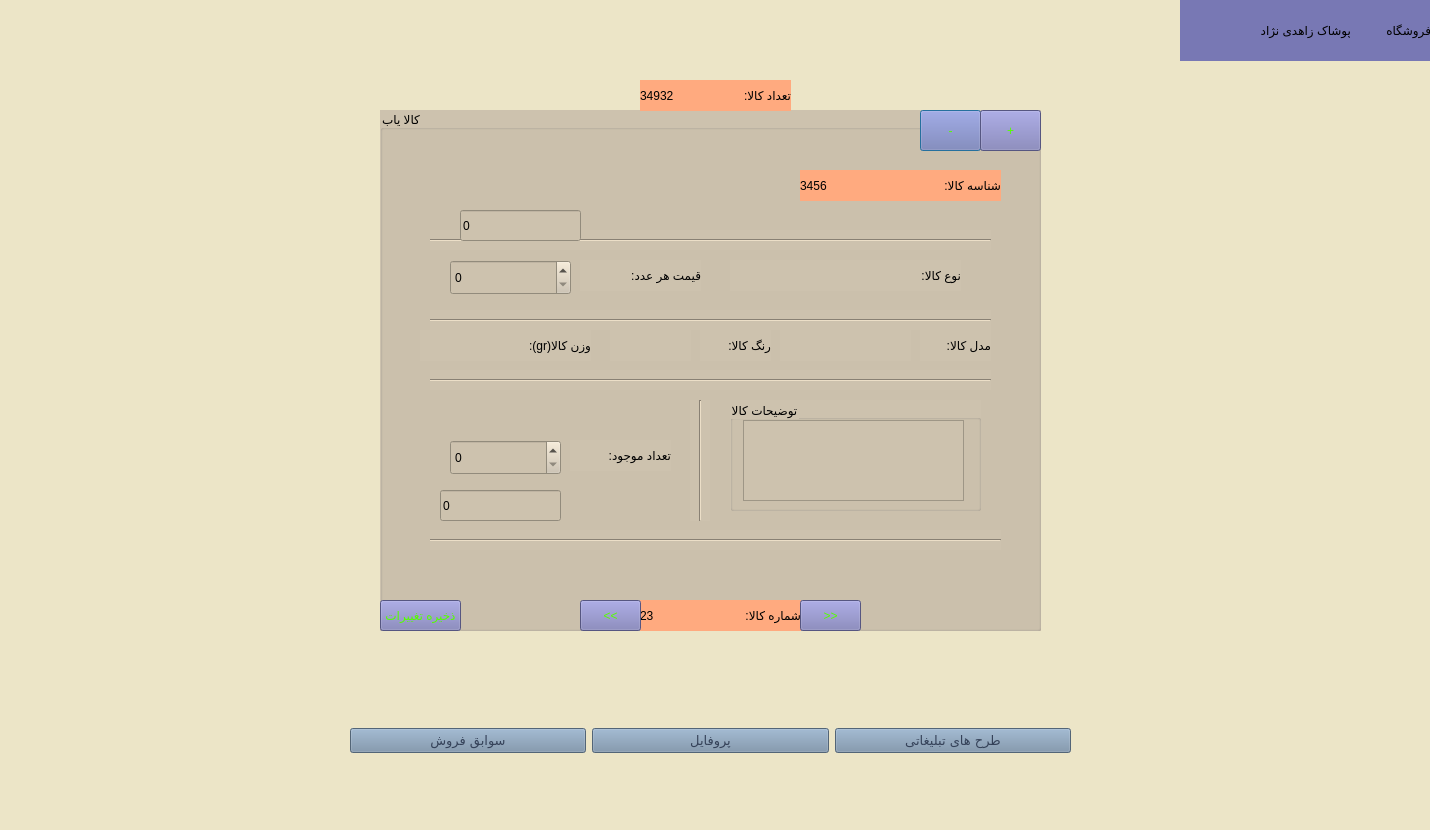
First picture: the form in Project_Ap/storecustomer.ui, repository AP-projects-4001/metagoofill, before the edit.
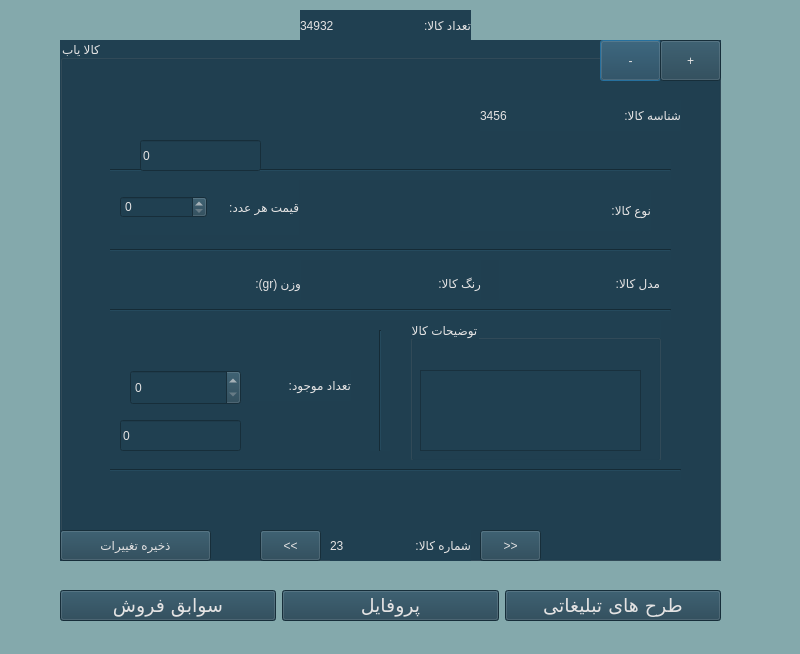
Second picture: the form after the edit.

Commit message: changing colors and Completing the program ui

```diff
--- a/Project_Ap/storecustomer.ui
+++ b/Project_Ap/storecustomer.ui
@@ -6,21 +6,21 @@
    <rect>
     <x>0</x>
     <y>0</y>
-    <width>1430</width>
-    <height>830</height>
+    <width>800</width>
+    <height>654</height>
    </rect>
   </property>
   <property name="windowTitle">
    <string>Dialog</string>
   </property>
   <property name="styleSheet">
-   <string notr="true">background-color: rgb(236, 229, 199);</string>
+   <string notr="true">background-color: rgb(132, 169, 172);</string>
   </property>
   <widget class="QGroupBox" name="groupBox">
    <property name="geometry">
     <rect>
-     <x>380</x>
-     <y>110</y>
+     <x>60</x>
+     <y>40</y>
      <width>661</width>
      <height>521</height>
     </rect>
@@ -29,9 +29,9 @@
     <enum>Qt::LeftToRight</enum>
    </property>
    <property name="styleSheet">
-    <string notr="true">font: 16pt &quot;MS Shell Dlg 2&quot;;
-background-color: rgb(205, 194, 174);
-</string>
+    <string notr="true">background-color: rgb(32, 64, 81);
+color: rgb(228, 227, 227);
+font: 14pt &quot;Lalezar&quot;;</string>
    </property>
    <property name="title">
     <string>کالا یاب</string>
@@ -59,8 +59,9 @@
      </rect>
     </property>
     <property name="styleSheet">
-     <string notr="true">background-color: rgb(255, 170, 127);
-font: 16pt &quot;MS Shell Dlg 2&quot;;</string>
+     <string notr="true">background-color: rgb(32, 64, 81);
+color: rgb(228, 227, 227);
+font: 14pt &quot;Lalezar&quot;;</string>
     </property>
     <property name="text">
      <string>شناسه کالا:</string>
@@ -79,75 +80,6 @@
      <enum>Qt::Horizontal</enum>
     </property>
    </widget>
-   <widget class="QLabel" name="label_type_">
-    <property name="geometry">
-     <rect>
-      <x>510</x>
-      <y>150</y>
-      <width>71</width>
-      <height>31</height>
-     </rect>
-    </property>
-    <property name="styleSheet">
-     <string notr="true">font: 14pt &quot;MS Shell Dlg 2&quot;;
-</string>
-    </property>
-    <property name="text">
-     <string>نوع کالا:</string>
-    </property>
-   </widget>
-   <widget class="QLabel" name="label_berand_">
-    <property name="geometry">
-     <rect>
-      <x>540</x>
-      <y>220</y>
-      <width>71</width>
-      <height>31</height>
-     </rect>
-    </property>
-    <property name="styleSheet">
-     <string notr="true">
-font: 14pt &quot;MS Shell Dlg 2&quot;;
-</string>
-    </property>
-    <property name="text">
-     <string>مدل کالا:</string>
-    </property>
-   </widget>
-   <widget class="QLabel" name="label_price_">
-    <property name="geometry">
-     <rect>
-      <x>200</x>
-      <y>150</y>
-      <width>121</width>
-      <height>31</height>
-     </rect>
-    </property>
-    <property name="styleSheet">
-     <string notr="true">
-font: 14pt &quot;MS Shell Dlg 2&quot;;</string>
-    </property>
-    <property name="text">
-     <string>قیمت هر عدد:</string>
-    </property>
-   </widget>
-   <widget class="QLabel" name="label_color_">
-    <property name="geometry">
-     <rect>
-      <x>320</x>
-      <y>220</y>
-      <width>71</width>
-      <height>31</height>
-     </rect>
-    </property>
-    <property name="styleSheet">
-     <string notr="true">
-font: 14pt &quot;MS Shell Dlg 2&quot;;</string>
-    </property>
-    <property name="text">
-     <string>رنگ کالا:</string>
-    </property>
-   </widget>
    <widget class="QPushButton" name="pushButten_delete">
     <property name="geometry">
      <rect>
@@ -158,11 +90,9 @@
      </rect>
     </property>
     <property name="styleSheet">
-     <string notr="true">background-color: rgb(120, 120, 180);
-
-font: 36pt &quot;MS Shell Dlg 2&quot;;
-
-color: rgb(85, 255, 0);</string>
+     <string notr="true">background-color: rgb(32, 64, 81);
+color: rgb(228, 227, 227);
+font: 14pt &quot;Lalezar&quot;;</string>
     </property>
     <property name="text">
      <string>-</string>
@@ -204,9 +134,9 @@
      </rect>
     </property>
     <property name="styleSheet">
-     <string notr="true">
-font: 14pt &quot;MS Shell Dlg 2&quot;;
-</string>
+     <string notr="true">background-color: rgb(32, 64, 81);
+color: rgb(228, 227, 227);
+font: 11pt &quot;Lalezar&quot;;</string>
     </property>
     <property name="text">
      <string>تعداد موجود:</string>
@@ -216,13 +146,15 @@
     <property name="geometry">
      <rect>
       <x>350</x>
-      <y>290</y>
+      <y>280</y>
       <width>251</width>
-      <height>111</height>
+      <height>141</height>
      </rect>
     </property>
     <property name="styleSheet">
-     <string notr="true">font: 10pt &quot;MS Shell Dlg 2&quot;;</string>
+     <string notr="true">background-color: rgb(32, 64, 81);
+color: rgb(228, 227, 227);
+font: 11pt &quot;Lalezar&quot;;</string>
     </property>
     <property name="title">
      <string>توضیحات کالا</string>
@@ -230,8 +162,8 @@
     <widget class="QPlainTextEdit" name="plainTextEdit_descript">
      <property name="geometry">
       <rect>
-       <x>13</x>
-       <y>20</y>
+       <x>10</x>
+       <y>50</y>
        <width>221</width>
        <height>81</height>
       </rect>
@@ -261,8 +193,9 @@
      <enum>Qt::LeftToRight</enum>
     </property>
     <property name="styleSheet">
-     <string notr="true">background-color: rgb(255, 170, 127);
-font: 16pt &quot;MS Shell Dlg 2&quot;;</string>
+     <string notr="true">background-color: rgb(32, 64, 81);
+color: rgb(228, 227, 227);
+font: 14pt &quot;Lalezar&quot;;</string>
     </property>
     <property name="text">
      <string>3456</string>
@@ -273,38 +206,19 @@
      <rect>
       <x>0</x>
       <y>490</y>
-      <width>81</width>
+      <width>151</width>
       <height>31</height>
      </rect>
     </property>
     <property name="styleSheet">
-     <string notr="true">background-color: rgb(120, 120, 180);
-
-font: 10pt &quot;MS Shell Dlg 2&quot;;
-
-color: rgb(85, 255, 0);</string>
+     <string notr="true">background-color: rgb(32, 64, 81);
+color: rgb(228, 227, 227);
+font: 14pt &quot;Lalezar&quot;;</string>
     </property>
     <property name="text">
      <string>ذخیره تغییرات</string>
     </property>
    </widget>
-   <widget class="QLabel" name="label_weight_">
-    <property name="geometry">
-     <rect>
-      <x>110</x>
-      <y>220</y>
-      <width>101</width>
-      <height>31</height>
-     </rect>
-    </property>
-    <property name="styleSheet">
-     <string notr="true">
-font: 14pt &quot;MS Shell Dlg 2&quot;;</string>
-    </property>
-    <property name="text">
-     <string>وزن کالا(gr):</string>
-    </property>
-   </widget>
    <widget class="QPushButton" name="pushButten_add">
     <property name="geometry">
      <rect>
@@ -315,12 +229,9 @@
      </rect>
     </property>
     <property name="styleSheet">
-     <string notr="true">
-font: 36pt &quot;MS Shell Dlg 2&quot;;
-background-color: rgb(120, 120, 180);
-
-
-color: rgb(85, 255, 0);</string>
+     <string notr="true">background-color: rgb(32, 64, 81);
+color: rgb(228, 227, 227);
+font: 14pt &quot;Lalezar&quot;;</string>
     </property>
     <property name="text">
      <string>+</string>
@@ -371,97 +282,19 @@
      <string>0</string>
     </property>
    </widget>
-   <widget class="QLabel" name="label_type">
-    <property name="geometry">
-     <rect>
-      <x>350</x>
-      <y>150</y>
-      <width>161</width>
-      <height>31</height>
-     </rect>
-    </property>
-    <property name="layoutDirection">
-     <enum>Qt::LeftToRight</enum>
-    </property>
-    <property name="styleSheet">
-     <string notr="true">
-font: 12pt &quot;MS Shell Dlg 2&quot;;</string>
-    </property>
-    <property name="text">
-     <string/>
-    </property>
-   </widget>
-   <widget class="QLabel" name="label_berand">
-    <property name="geometry">
-     <rect>
-      <x>400</x>
-      <y>220</y>
-      <width>131</width>
-      <height>31</height>
-     </rect>
-    </property>
-    <property name="layoutDirection">
-     <enum>Qt::LeftToRight</enum>
-    </property>
-    <property name="styleSheet">
-     <string notr="true">font: 12pt &quot;MS Shell Dlg 2&quot;;</string>
-    </property>
-    <property name="text">
-     <string/>
-    </property>
-   </widget>
-   <widget class="QLabel" name="label_color">
-    <property name="geometry">
-     <rect>
-      <x>230</x>
-      <y>220</y>
-      <width>81</width>
-      <height>31</height>
-     </rect>
-    </property>
-    <property name="layoutDirection">
-     <enum>Qt::LeftToRight</enum>
-    </property>
-    <property name="styleSheet">
-     <string notr="true">
-font: 12pt &quot;MS Shell Dlg 2&quot;;</string>
-    </property>
-    <property name="text">
-     <string/>
-    </property>
-   </widget>
-   <widget class="QLabel" name="label_weight">
-    <property name="geometry">
-     <rect>
-      <x>40</x>
-      <y>220</y>
-      <width>71</width>
-      <height>31</height>
-     </rect>
-    </property>
-    <property name="layoutDirection">
-     <enum>Qt::LeftToRight</enum>
-    </property>
-    <property name="styleSheet">
-     <string notr="true">
-font: 12pt &quot;MS Shell Dlg 2&quot;;</string>
-    </property>
-    <property name="text">
-     <string/>
-    </property>
-   </widget>
    <widget class="QLabel" name="label_4">
     <property name="geometry">
      <rect>
-      <x>320</x>
+      <x>310</x>
       <y>490</y>
       <width>101</width>
       <height>31</height>
      </rect>
     </property>
     <property name="styleSheet">
-     <string notr="true">background-color: rgb(255, 170, 127);
-font: 16pt &quot;MS Shell Dlg 2&quot;;</string>
+     <string notr="true">background-color: rgb(32, 64, 81);
+color: rgb(228, 227, 227);
+font: 14pt &quot;Lalezar&quot;;</string>
     </property>
     <property name="text">
      <string>شماره کالا:</string>
@@ -470,9 +303,9 @@
    <widget class="QLabel" name="label_count">
     <property name="geometry">
      <rect>
-      <x>260</x>
+      <x>270</x>
       <y>490</y>
-      <width>61</width>
+      <width>41</width>
       <height>31</height>
      </rect>
     </property>
@@ -480,9 +313,9 @@
      <enum>Qt::LeftToRight</enum>
     </property>
     <property name="styleSheet">
-     <string notr="true">background-color: rgb(255, 170, 127);
-
-font: 16pt &quot;MS Shell Dlg 2&quot;;</string>
+     <string notr="true">background-color: rgb(32, 64, 81);
+color: rgb(228, 227, 227);
+font: 14pt &quot;Lalezar&quot;;</string>
     </property>
     <property name="text">
      <string>23</string>
@@ -498,10 +331,9 @@
      </rect>
     </property>
     <property name="styleSheet">
-     <string notr="true">background-color: rgb(120, 120, 180);
-font: 28pt &quot;MS Shell Dlg 2&quot;;
-
-color: rgb(85, 255, 0);</string>
+     <string notr="true">background-color: rgb(32, 64, 81);
+color: rgb(228, 227, 227);
+font: 14pt &quot;Lalezar&quot;;</string>
     </property>
     <property name="text">
      <string>&lt;&lt;</string>
@@ -517,25 +349,14 @@
      </rect>
     </property>
     <property name="styleSheet">
-     <string notr="true">background-color: rgb(120, 120, 180);
-font: 28pt &quot;MS Shell Dlg 2&quot;;
-
-color: rgb(85, 255, 0);</string>
+     <string notr="true">background-color: rgb(32, 64, 81);
+color: rgb(228, 227, 227);
+font: 14pt &quot;Lalezar&quot;;</string>
     </property>
     <property name="text">
      <string>&gt;&gt;</string>
     </property>
    </widget>
-   <widget class="QSpinBox" name="spinBox">
-    <property name="geometry">
-     <rect>
-      <x>70</x>
-      <y>150</y>
-      <width>121</width>
-      <height>35</height>
-     </rect>
-    </property>
-   </widget>
    <widget class="QSpinBox" name="spinBox_2">
     <property name="geometry">
      <rect>
@@ -545,20 +366,210 @@
       <height>35</height>
      </rect>
     </property>
+    <property name="styleSheet">
+     <string notr="true">background-color: rgb(32, 64, 81);
+color: rgb(228, 227, 227);
+font: 14pt &quot;Lalezar&quot;;</string>
+    </property>
+   </widget>
+   <widget class="QWidget" name="">
+    <property name="geometry">
+     <rect>
+      <x>439</x>
+      <y>220</y>
+      <width>161</width>
+      <height>46</height>
+     </rect>
+    </property>
+    <layout class="QHBoxLayout" name="horizontalLayout_2">
+     <item>
+      <widget class="QLabel" name="label_berand">
+       <property name="layoutDirection">
+        <enum>Qt::LeftToRight</enum>
+       </property>
+       <property name="styleSheet">
+        <string notr="true">font: 12pt &quot;MS Shell Dlg 2&quot;;</string>
+       </property>
+       <property name="text">
+        <string/>
+       </property>
+      </widget>
+     </item>
+     <item>
+      <widget class="QLabel" name="label_berand_">
+       <property name="styleSheet">
+        <string notr="true">background-color: rgb(32, 64, 81);
+color: rgb(228, 227, 227);
+font: 11pt &quot;Lalezar&quot;;</string>
+       </property>
+       <property name="text">
+        <string>مدل کالا:</string>
+       </property>
+      </widget>
+     </item>
+    </layout>
+   </widget>
+   <widget class="QWidget" name="">
+    <property name="geometry">
+     <rect>
+      <x>270</x>
+      <y>220</y>
+      <width>151</width>
+      <height>46</height>
+     </rect>
+    </property>
+    <layout class="QHBoxLayout" name="horizontalLayout_3">
+     <item>
+      <widget class="QLabel" name="label_color">
+       <property name="layoutDirection">
+        <enum>Qt::LeftToRight</enum>
+       </property>
+       <property name="styleSheet">
+        <string notr="true">
+font: 12pt &quot;MS Shell Dlg 2&quot;;</string>
+       </property>
+       <property name="text">
+        <string/>
+       </property>
+      </widget>
+     </item>
+     <item>
+      <widget class="QLabel" name="label_color_">
+       <property name="styleSheet">
+        <string notr="true">background-color: rgb(32, 64, 81);
+color: rgb(228, 227, 227);
+font: 11pt &quot;Lalezar&quot;;</string>
+       </property>
+       <property name="text">
+        <string>رنگ کالا:</string>
+       </property>
+      </widget>
+     </item>
+    </layout>
+   </widget>
+   <widget class="QWidget" name="">
+    <property name="geometry">
+     <rect>
+      <x>60</x>
+      <y>220</y>
+      <width>181</width>
+      <height>46</height>
+     </rect>
+    </property>
+    <layout class="QHBoxLayout" name="horizontalLayout_4">
+     <item>
+      <widget class="QLabel" name="label_weight">
+       <property name="layoutDirection">
+        <enum>Qt::LeftToRight</enum>
+       </property>
+       <property name="styleSheet">
+        <string notr="true">
+font: 12pt &quot;MS Shell Dlg 2&quot;;</string>
+       </property>
+       <property name="text">
+        <string/>
+       </property>
+      </widget>
+     </item>
+     <item>
+      <widget class="QLabel" name="label_weight_">
+       <property name="styleSheet">
+        <string notr="true">background-color: rgb(32, 64, 81);
+color: rgb(228, 227, 227);
+font: 11pt &quot;Lalezar&quot;;</string>
+       </property>
+       <property name="text">
+        <string>وزن (gr):</string>
+       </property>
+      </widget>
+     </item>
+    </layout>
+   </widget>
+   <widget class="QWidget" name="">
+    <property name="geometry">
+     <rect>
+      <x>60</x>
+      <y>140</y>
+      <width>179</width>
+      <height>55</height>
+     </rect>
+    </property>
+    <layout class="QHBoxLayout" name="horizontalLayout_5">
+     <item>
+      <widget class="QSpinBox" name="spinBox">
+       <property name="styleSheet">
+        <string notr="true">background-color: rgb(32, 64, 81);
+color: rgb(228, 227, 227);
+font: 14pt &quot;Lalezar&quot;;</string>
+       </property>
+      </widget>
+     </item>
+     <item>
+      <widget class="QLabel" name="label_price_">
+       <property name="styleSheet">
+        <string notr="true">background-color: rgb(32, 64, 81);
+color: rgb(228, 227, 227);
+font: 11pt &quot;Lalezar&quot;;</string>
+       </property>
+       <property name="text">
+        <string>قیمت هر عدد:</string>
+       </property>
+      </widget>
+     </item>
+    </layout>
+   </widget>
+   <widget class="QWidget" name="">
+    <property name="geometry">
+     <rect>
+      <x>400</x>
+      <y>150</y>
+      <width>191</width>
+      <height>41</height>
+     </rect>
+    </property>
+    <layout class="QHBoxLayout" name="horizontalLayout_6">
+     <item>
+      <widget class="QLabel" name="label_type">
+       <property name="layoutDirection">
+        <enum>Qt::LeftToRight</enum>
+       </property>
+       <property name="styleSheet">
+        <string notr="true">
+font: 12pt &quot;MS Shell Dlg 2&quot;;</string>
+       </property>
+       <property name="text">
+        <string/>
+       </property>
+      </widget>
+     </item>
+     <item>
+      <widget class="QLabel" name="label_type_">
+       <property name="styleSheet">
+        <string notr="true">background-color: rgb(32, 64, 81);
+color: rgb(228, 227, 227);
+font: 11pt &quot;Lalezar&quot;;</string>
+       </property>
+       <property name="text">
+        <string>نوع کالا:</string>
+       </property>
+      </widget>
+     </item>
+    </layout>
    </widget>
   </widget>
   <widget class="QLabel" name="label_number">
    <property name="geometry">
     <rect>
-     <x>640</x>
-     <y>80</y>
-     <width>61</width>
+     <x>300</x>
+     <y>10</y>
+     <width>71</width>
      <height>31</height>
     </rect>
    </property>
    <property name="styleSheet">
-    <string notr="true">background-color: rgb(255, 170, 127);
-font: 16pt &quot;MS Shell Dlg 2&quot;;</string>
+    <string notr="true">background-color: rgb(32, 64, 81);
+color: rgb(228, 227, 227);
+font: 14pt &quot;Lalezar&quot;;</string>
    </property>
    <property name="text">
     <string>34932</string>
@@ -567,61 +578,28 @@
   <widget class="QLabel" name="label_3">
    <property name="geometry">
     <rect>
-     <x>700</x>
-     <y>80</y>
-     <width>91</width>
+     <x>370</x>
+     <y>10</y>
+     <width>101</width>
      <height>31</height>
     </rect>
    </property>
    <property name="styleSheet">
-    <string notr="true">background-color: rgb(255, 170, 127);
-font: 16pt &quot;MS Shell Dlg 2&quot;;</string>
+    <string notr="true">background-color: rgb(32, 64, 81);
+color: rgb(228, 227, 227);
+font: 14pt &quot;Lalezar&quot;;</string>
    </property>
    <property name="text">
     <string>تعداد کالا:</string>
    </property>
   </widget>
-  <widget class="QLabel" name="label_store">
-   <property name="geometry">
-    <rect>
-     <x>1180</x>
-     <y>0</y>
-     <width>171</width>
-     <height>61</height>
-    </rect>
-   </property>
-   <property name="styleSheet">
-    <string notr="true">background-color: rgb(120, 120, 180);
-font: 16pt &quot;MS Shell Dlg 2&quot;;</string>
-   </property>
-   <property name="text">
-    <string>پوشاک زاهدی نژاد</string>
-   </property>
-  </widget>
-  <widget class="QLabel" name="label_2">
-   <property name="geometry">
-    <rect>
-     <x>1350</x>
-     <y>0</y>
-     <width>81</width>
-     <height>61</height>
-    </rect>
-   </property>
-   <property name="styleSheet">
-    <string notr="true">background-color: rgb(120, 120, 180);
-font: 16pt &quot;MS Shell Dlg 2&quot;;</string>
-   </property>
-   <property name="text">
-    <string>فروشگاه</string>
-   </property>
-  </widget>
   <widget class="QWidget" name="horizontalLayoutWidget">
    <property name="geometry">
     <rect>
-     <x>350</x>
-     <y>710</y>
-     <width>721</width>
-     <height>61</height>
+     <x>60</x>
+     <y>580</y>
+     <width>661</width>
+     <height>51</height>
     </rect>
    </property>
    <layout class="QHBoxLayout" name="horizontalLayout">
@@ -630,12 +608,15 @@
       <property name="font">
        <font>
         <family>Lalezar</family>
-        <pointsize>10</pointsize>
+        <pointsize>14</pointsize>
+        <italic>false</italic>
+        <bold>false</bold>
        </font>
       </property>
       <property name="styleSheet">
-       <string notr="true">background-color: rgb(116, 141, 166);
-color: rgb(53, 66, 89);</string>
+       <string notr="true">background-color: rgb(32, 64, 81);
+color: rgb(228, 227, 227);
+font: 14pt &quot;Lalezar&quot;;</string>
       </property>
       <property name="text">
        <string>سوابق فروش</string>
@@ -647,12 +628,15 @@
       <property name="font">
        <font>
         <family>Lalezar</family>
-        <pointsize>10</pointsize>
+        <pointsize>14</pointsize>
+        <italic>false</italic>
+        <bold>false</bold>
        </font>
       </property>
       <property name="styleSheet">
-       <string notr="true">background-color: rgb(116, 141, 166);
-color: rgb(53, 66, 89);</string>
+       <string notr="true">background-color: rgb(32, 64, 81);
+color: rgb(228, 227, 227);
+font: 14pt &quot;Lalezar&quot;;</string>
       </property>
       <property name="text">
        <string>پروفایل</string>
@@ -664,12 +648,15 @@
       <property name="font">
        <font>
         <family>Lalezar</family>
-        <pointsize>10</pointsize>
+        <pointsize>14</pointsize>
+        <italic>false</italic>
+        <bold>false</bold>
        </font>
       </property>
       <property name="styleSheet">
-       <string notr="true">color: rgb(53, 66, 89);
-background-color: rgb(116, 141, 166);</string>
+       <string notr="true">background-color: rgb(32, 64, 81);
+color: rgb(228, 227, 227);
+font: 14pt &quot;Lalezar&quot;;</string>
       </property>
       <property name="text">
        <string>طرح های تبلیغاتی</string>
```
The commit also changes 37 other files.
